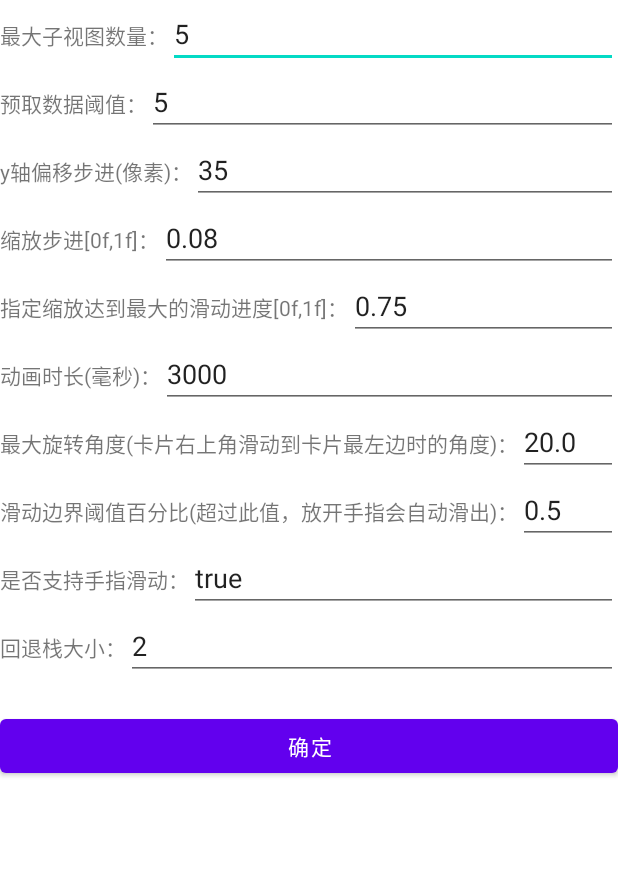
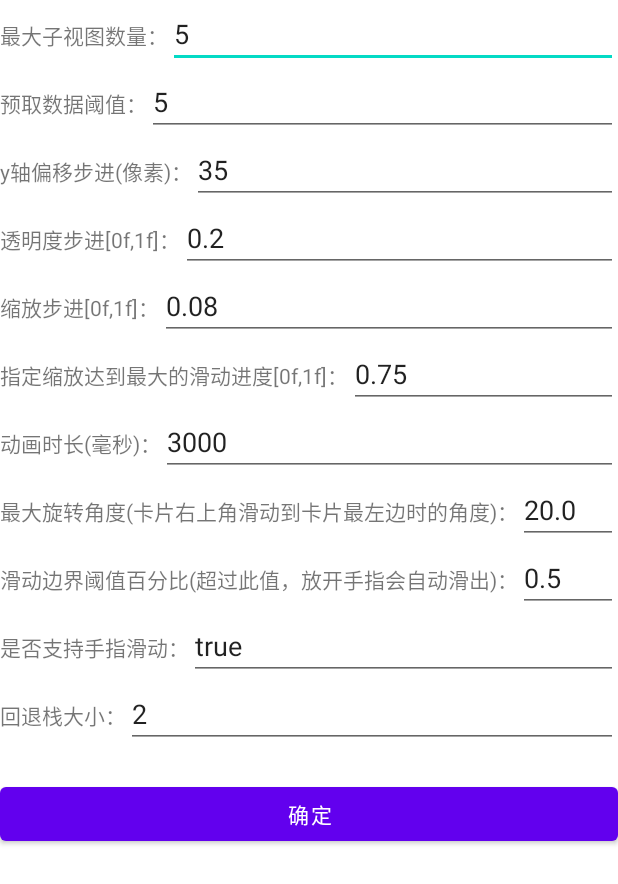
Before and after one commit to like5188/SwipeCards, an Android app: the screen it shows after launch (SettingActivity), after a tap on "设置", on a phone screen of 412 x 824 dp. Shown: the top 884 px of the screen. Run offline under Robolectric (Android 15) with nearby library versions, the phone set to English and light mode, and no system bars; our stand-ins replace data binding.

Commit message:
增加透明度步进

```diff
--- a/app/src/main/java/com/like/swipecards/app/MainActivity.kt
+++ b/app/src/main/java/com/like/swipecards/app/MainActivity.kt
@@ -43,6 +43,7 @@ class MainActivity : AppCompatActivity() {
                 maxChildCount = 5,
                 prefetchCount = 5,
                 yOffsetStep = 35,
+                alphaStep = 0.2f,
                 scaleStep = 0.08f,
                 scaleMax = 0.75f,
                 animDuration = 3000,
--- a/app/src/main/java/com/like/swipecards/app/SettingActivity.kt
+++ b/app/src/main/java/com/like/swipecards/app/SettingActivity.kt
@@ -32,6 +32,7 @@ class SettingActivity : AppCompatActivity() {
         maxChildCount = mBinding.etMaxChildCount.text.toString().toInt(),
         prefetchCount = mBinding.etPrefetchCount.text.toString().toInt(),
         yOffsetStep = mBinding.etYOffsetStep.text.toString().toInt(),
+        alphaStep = mBinding.etAlphaStep.text.toString().toFloat(),
         scaleStep = mBinding.etScaleStep.text.toString().toFloat(),
         scaleMax = mBinding.etScaleMax.text.toString().toFloat(),
         animDuration = mBinding.etAnimDuration.text.toString().toLong(),
--- a/app/src/main/res/layout/activity_setting.xml
+++ b/app/src/main/res/layout/activity_setting.xml
@@ -59,6 +59,22 @@
                 android:layout_width="match_parent"
                 android:layout_height="wrap_content"
                 android:text="@{String.valueOf(config.yOffsetStep)}" />
+        </LinearLayout>
+
+        <LinearLayout
+            android:layout_width="match_parent"
+            android:layout_height="wrap_content">
+
+            <TextView
+                android:layout_width="wrap_content"
+                android:layout_height="wrap_content"
+                android:text="透明度步进[0f,1f]：" />
+
+            <EditText
+                android:id="@+id/et_alphaStep"
+                android:layout_width="match_parent"
+                android:layout_height="wrap_content"
+                android:text="@{String.valueOf(config.alphaStep)}" />
         </LinearLayout>
 
         <LinearLayout
--- a/swipecards/src/main/java/com/like/swipecards/SwipeCardsAdapterView.kt
+++ b/swipecards/src/main/java/com/like/swipecards/SwipeCardsAdapterView.kt
@@ -300,6 +300,8 @@ class SwipeCardsAdapterView<T : SwipeCardsAdapterView.Adapter<*>> @JvmOverloads
                 val scale = 1 - config.scaleStep * level + config.scaleStep * absRate
                 scaleX = scale
                 scaleY = scale
+                val alpha = 1 - config.alphaStep * level + config.alphaStep * absRate
+                this.alpha = alpha
             }
         }
     }
@@ -420,6 +422,7 @@ class SwipeCardsAdapterView<T : SwipeCardsAdapterView.Adapter<*>> @JvmOverloads
      * @param prefetchCount     预取数据阈值
      * 当数量等于此值时，触发加载数据的操作。建议 >=[maxChildCount]，这样才不会出现缩放时最下面那个界面需要加载，而是先就加载好了的。
      * @param yOffsetStep       缩放层叠时的垂直偏移量步长，不包括缩放引起的偏移。所以使用的时候不能直接使用，需要调用[setOriginCardViewHeight]方法后，再使用[yOffsetStepContainsScale]
+     * @param alphaStep         缩放层叠时的透明度步长
      * @param scaleStep         缩放层叠时的缩放步长
      * @param scaleMax          当滑动进度为这个值时，缩放到最大。[0f,1f]
      * @param animDuration      动画执行时长
@@ -432,6 +435,7 @@ class SwipeCardsAdapterView<T : SwipeCardsAdapterView.Adapter<*>> @JvmOverloads
         val maxChildCount: Int = 4,
         val prefetchCount: Int = 4,
         val yOffsetStep: Int = 100,
+        val alphaStep: Float = 0.2f,
         val scaleStep: Float = 0.08f,
         val scaleMax: Float = 0.5f,
         val animDuration: Long = 300,
@@ -454,6 +458,7 @@ class SwipeCardsAdapterView<T : SwipeCardsAdapterView.Adapter<*>> @JvmOverloads
             parcel.readInt(),
             parcel.readFloat(),
             parcel.readFloat(),
+            parcel.readFloat(),
             parcel.readLong(),
             parcel.readFloat(),
             parcel.readFloat(),
@@ -466,6 +471,7 @@ class SwipeCardsAdapterView<T : SwipeCardsAdapterView.Adapter<*>> @JvmOverloads
             parcel.writeInt(maxChildCount)
             parcel.writeInt(prefetchCount)
             parcel.writeInt(yOffsetStep)
+            parcel.writeFloat(alphaStep)
             parcel.writeFloat(scaleStep)
             parcel.writeFloat(scaleMax)
             parcel.writeLong(animDuration)
```
